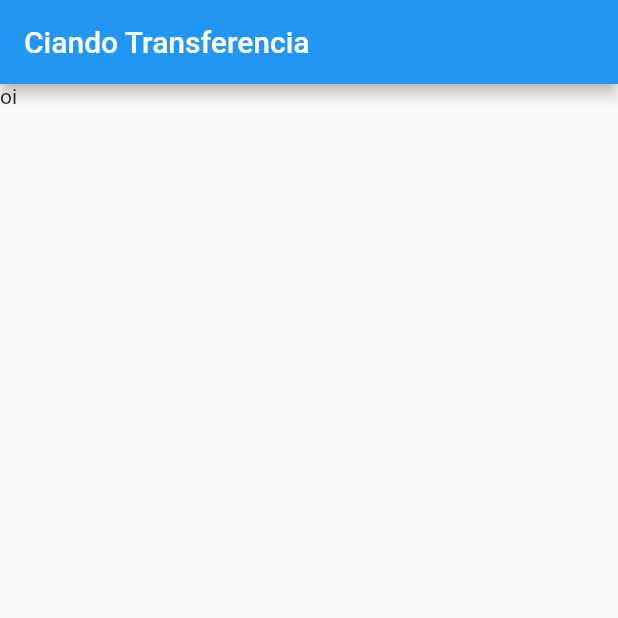
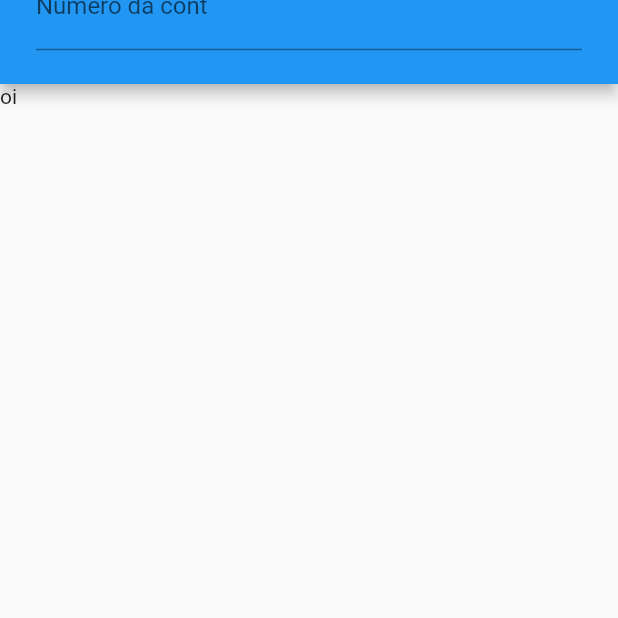
Before and after one commit to Italo-Castro/CyteBank, a Flutter app: the screen it shows after launch, on a phone screen of 412 x 824 dp, the top half of it. Run offline on Flutter 3.47's test engine with Material 2 defaults, Android fonts, the phone set to English and light mode, and no system bars.

```diff
--- a/lib/main.dart
+++ b/lib/main.dart
@@ -2,25 +2,22 @@ import 'package:flutter/material.dart';
 
 void main() => runApp(ByteBankApp());
 
-
 class ByteBankApp extends StatelessWidget {
   const ByteBankApp({Key? key}) : super(key: key);
+
   @override
   Widget build(BuildContext context) {
-    return  MaterialApp(
+    return MaterialApp(
         home: Scaffold(
-          body : FormularioTransferencia(),
-        )
-    );
+      body: FormularioTransferencia(),
+    ));
   }
 }
 
 class ListaTransferencia extends StatelessWidget {
-
   @override
   Widget build(BuildContext context) {
-    return
-      Scaffold(
+    return Scaffold(
         body: Column(
           children: [
             ItemTransferencia(Transferencia(100, 1)),
@@ -31,8 +28,7 @@ class ListaTransferencia extends StatelessWidget {
         floatingActionButton: FloatingActionButton(
           onPressed: () {},
           child: Icon(Icons.add),
-          )
-      );
+        ));
   }
 }
 
@@ -43,13 +39,26 @@ class FormularioTransferencia extends StatelessWidget {
   Widget build(BuildContext context) {
     return Scaffold(
         appBar: AppBar(
-        title: Text("Ciando Transferencia"),
+          title: Column(
+            children: [
+              Padding(
+                padding: const EdgeInsets.all(8.0),
+                child: TextField(
+                  style: TextStyle(
+                    fontSize: 16.0
                   ),
-      body:Text("oi")
-  );
+                  decoration: InputDecoration(
+                      labelText: 'Número da cont',
+                      hintText: '00'),
+                ),
+              ),
+              TextField()
+            ],
+          ),
+        ),
+        body: Text("oi"));
   }
 }
-
 
 class ItemTransferencia extends StatelessWidget {
   final Transferencia _transferencia;
@@ -58,8 +67,7 @@ class ItemTransferencia extends StatelessWidget {
 
   @override
   Widget build(BuildContext context) {
-    return
-      Card(
+    return Card(
         child: ListTile(
       leading: Icon(Icons.monetization_on),
       title: Text(_transferencia.valor.toString()),
@@ -71,5 +79,6 @@ class ItemTransferencia extends StatelessWidget {
 class Transferencia {
   final double valor;
   final int numeroConta;
-    Transferencia(this.valor,this.numeroConta);
+
+  Transferencia(this.valor, this.numeroConta);
 }
```
Lines whose indentation alone changed are shown as unchanged.
